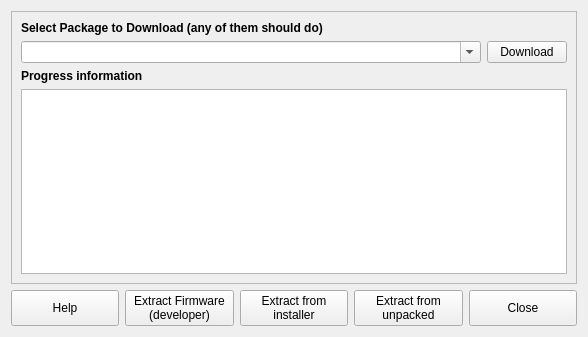
Old version of the form src/qt_gui/extractor.ui in the repository fwfa123/linuxtrackx-ir.
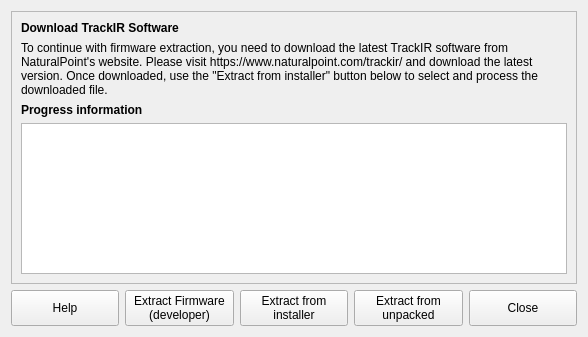
New version of the form.

Commit message:
Remove download functionality from extractor dialog - replace with manual download instructions
- Removed download combo-box and download button from UI
- Replaced with instructions directing users to download TrackIR software from NaturalPoint website
- Updated help documentation to reflect manual download process
- Removed download-related C++ functions and signal connections
- Updated enableButtons() functions to not reference removed download widgets
- Users now need to manually download TrackIR software and use 'Extract from installer' button

```diff
--- a/src/qt_gui/extractor.ui
+++ b/src/qt_gui/extractor.ui
@@ -32,33 +32,22 @@
          </font>
         </property>
         <property name="text">
-         <string>Select Package to Download (any of them should do)</string>
+         <string>Download TrackIR Software</string>
         </property>
        </widget>
       </item>
       <item>
-       <layout class="QHBoxLayout" name="horizontalLayout_2">
-        <item>
-         <widget class="QComboBox" name="FWCombo">
-          <property name="editable">
-           <bool>true</bool>
-          </property>
-         </widget>
-        </item>
-        <item>
-         <widget class="QPushButton" name="DownloadButton">
-          <property name="sizePolicy">
-           <sizepolicy hsizetype="Maximum" vsizetype="Fixed">
-            <horstretch>0</horstretch>
-            <verstretch>0</verstretch>
-           </sizepolicy>
-          </property>
-          <property name="text">
-           <string>Download</string>
-          </property>
-         </widget>
-        </item>
-       </layout>
+       <widget class="QLabel" name="downloadInstructions">
+        <property name="text">
+         <string>To continue with firmware extraction, you need to download the latest TrackIR software from NaturalPoint's website. Please visit https://www.naturalpoint.com/trackir/ and download the latest version. Once downloaded, use the "Extract from installer" button below to select and process the downloaded file.</string>
+        </property>
+        <property name="wordWrap">
+         <bool>true</bool>
+        </property>
+        <property name="textFormat">
+         <enum>Qt::RichText</enum>
+        </property>
+       </widget>
       </item>
       <item>
        <widget class="QLabel" name="label">
```
Left out of the diff: 2 changed lines with no effect on the pictures. The commit also changes 3 other files.
